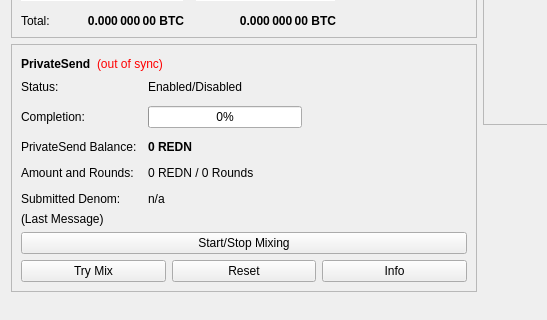
Old version of the form src/qt/forms/overviewpage.ui in the repository reefcoin-io/reefcoin-1; both pictures show x 0 to 547 and y 178 to 498 of the 960 by 585 pixel window.
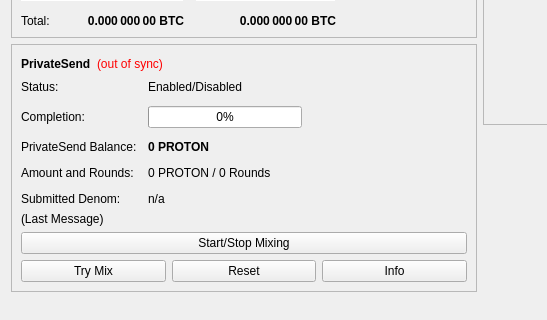
New version of the form.

```diff
--- a/src/qt/forms/overviewpage.ui
+++ b/src/qt/forms/overviewpage.ui
@@ -511,7 +511,7 @@
                </font>
               </property>
               <property name="text">
-               <string notr="true">0 REDN</string>
+               <string notr="true">0 PROTON</string>
               </property>
              </widget>
             </item>
@@ -525,7 +525,7 @@
             <item row="3" column="1">
              <widget class="QLabel" name="labelAmountRounds">
               <property name="text">
-               <string>0 REDN / 0 Rounds</string>
+               <string>0 PROTON / 0 Rounds</string>
               </property>
              </widget>
             </item>
```
Left out of the diff: 6 changed lines with no effect on the pictures.
